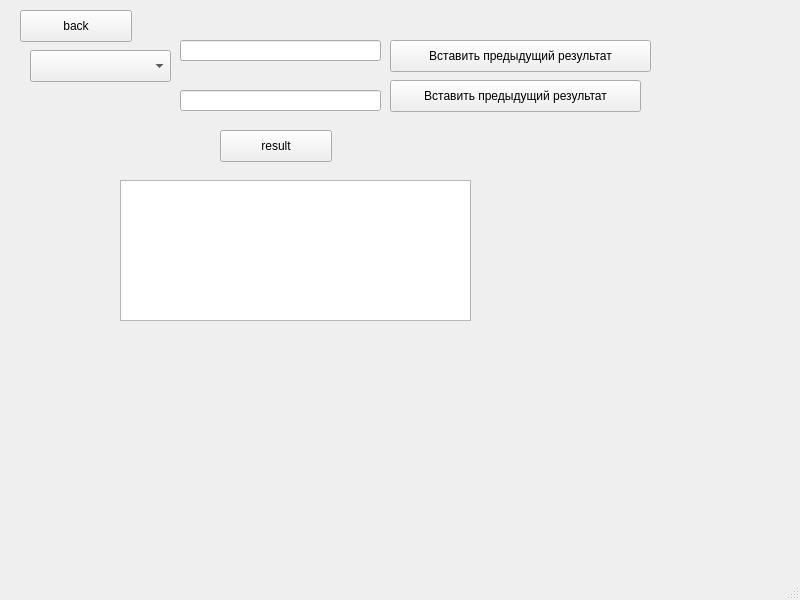
Above: dm9375/polynomsumwindow.ui from S1ckick/dm9375 before the change. Below: the same form after it.
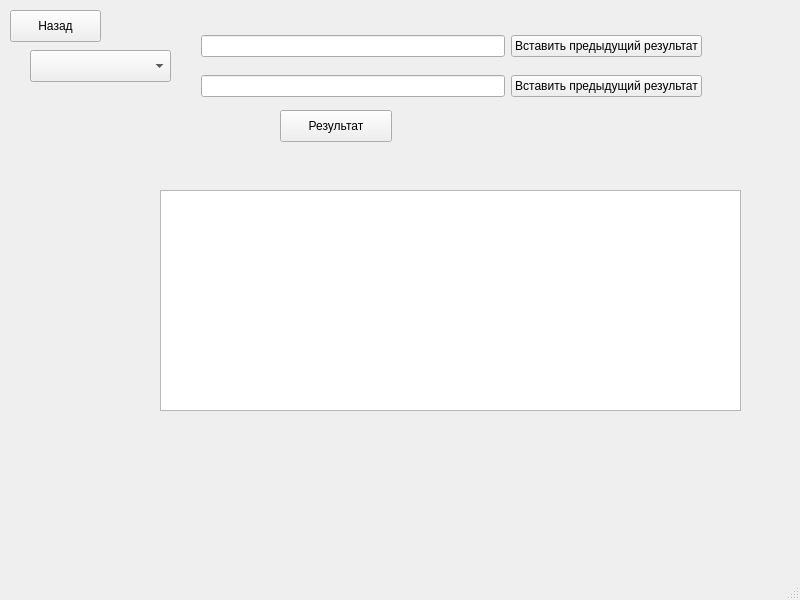
That is the form after the change.

What changed in the file:
```diff
--- a/dm9375/polynomsumwindow.ui
+++ b/dm9375/polynomsumwindow.ui
@@ -17,23 +17,23 @@
    <widget class="QPushButton" name="back">
     <property name="geometry">
      <rect>
-      <x>20</x>
+      <x>10</x>
       <y>10</y>
-      <width>112</width>
+      <width>91</width>
       <height>32</height>
      </rect>
     </property>
     <property name="text">
-     <string>back</string>
+     <string>Назад</string>
     </property>
    </widget>
    <widget class="QTextEdit" name="result_out">
     <property name="geometry">
      <rect>
-      <x>120</x>
-      <y>180</y>
-      <width>351</width>
-      <height>141</height>
+      <x>160</x>
+      <y>190</y>
+      <width>581</width>
+      <height>221</height>
      </rect>
     </property>
     <property name="readOnly">
@@ -43,40 +43,14 @@
    <widget class="QPushButton" name="result">
     <property name="geometry">
      <rect>
-      <x>220</x>
-      <y>130</y>
+      <x>280</x>
+      <y>110</y>
       <width>112</width>
       <height>32</height>
      </rect>
     </property>
     <property name="text">
-     <string>result</string>
-    </property>
-   </widget>
-   <widget class="QLineEdit" name="input1">
-    <property name="geometry">
-     <rect>
-      <x>180</x>
-      <y>40</y>
-      <width>201</width>
-      <height>21</height>
-     </rect>
-    </property>
-    <property name="maxLength">
-     <number>999999999</number>
-    </property>
-   </widget>
-   <widget class="QLineEdit" name="input2">
-    <property name="geometry">
-     <rect>
-      <x>180</x>
-      <y>90</y>
-      <width>201</width>
-      <height>21</height>
-     </rect>
-    </property>
-    <property name="maxLength">
-     <number>999999999</number>
+     <string>Результат</string>
     </property>
    </widget>
    <widget class="QComboBox" name="comboBox">
@@ -92,42 +66,68 @@
    <widget class="QLabel" name="warning">
     <property name="geometry">
      <rect>
-      <x>170</x>
+      <x>200</x>
       <y>10</y>
-      <width>221</width>
-      <height>20</height>
-     </rect>
-    </property>
-    <property name="text">
-     <string/>
-    </property>
-   </widget>
-   <widget class="QPushButton" name="pushButton">
-    <property name="geometry">
-     <rect>
-      <x>390</x>
-      <y>40</y>
-      <width>261</width>
-      <height>32</height>
-     </rect>
-    </property>
-    <property name="text">
-     <string>Вставить предыдущий результат</string>
-    </property>
-   </widget>
-   <widget class="QPushButton" name="pushButton_2">
-    <property name="geometry">
-     <rect>
-      <x>390</x>
-      <y>80</y>
       <width>251</width>
-      <height>32</height>
+      <height>16</height>
      </rect>
     </property>
     <property name="text">
-     <string>Вставить предыдущий результат</string>
+     <string/>
     </property>
    </widget>
+   <widget class="QWidget" name="">
+    <property name="geometry">
+     <rect>
+      <x>201</x>
+      <y>30</y>
+      <width>501</width>
+      <height>33</height>
+     </rect>
+    </property>
+    <layout class="QHBoxLayout" name="horizontalLayout">
+     <item>
+      <widget class="QLineEdit" name="input1">
+       <property name="maxLength">
+        <number>999999999</number>
+       </property>
+      </widget>
+     </item>
+     <item>
+      <widget class="QPushButton" name="pushButton">
+       <property name="text">
+        <string>Вставить предыдущий результат</string>
+       </property>
+      </widget>
+     </item>
+    </layout>
+   </widget>
+   <widget class="QWidget" name="">
+    <property name="geometry">
+     <rect>
+      <x>201</x>
+      <y>70</y>
+      <width>501</width>
+      <height>33</height>
+     </rect>
+    </property>
+    <layout class="QHBoxLayout" name="horizontalLayout_2">
+     <item>
+      <widget class="QLineEdit" name="input2">
+       <property name="maxLength">
+        <number>999999999</number>
+       </property>
+      </widget>
+     </item>
+     <item>
+      <widget class="QPushButton" name="pushButton_2">
+       <property name="text">
+        <string>Вставить предыдущий результат</string>
+       </property>
+      </widget>
+     </item>
+    </layout>
+   </widget>
   </widget>
   <widget class="QMenuBar" name="menubar">
    <property name="geometry">
```
Left out of the diff: 2 changed lines with no effect on the pictures.
